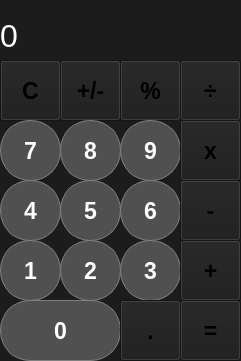
Gomerinho/Calculatrice, file mainwindow.ui: the form before one commit.
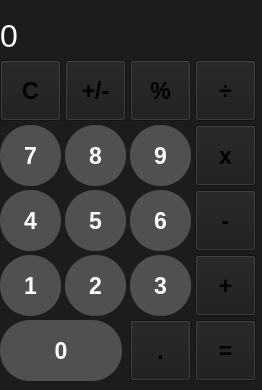
The form after the commit.

Commit message: Ajout de style

```diff
--- a/mainwindow.ui
+++ b/mainwindow.ui
@@ -6,8 +6,8 @@
    <rect>
     <x>0</x>
     <y>0</y>
-    <width>241</width>
-    <height>361</height>
+    <width>262</width>
+    <height>390</height>
    </rect>
   </property>
   <property name="windowTitle">
@@ -25,7 +25,7 @@
      <rect>
       <x>0</x>
       <y>10</y>
-      <width>231</width>
+      <width>251</width>
       <height>51</height>
      </rect>
     </property>
@@ -80,7 +80,7 @@
    <widget class="QPushButton" name="pushButton_plus_moins">
     <property name="geometry">
      <rect>
-      <x>60</x>
+      <x>65</x>
       <y>60</y>
       <width>61</width>
       <height>61</height>
@@ -111,7 +111,7 @@
    <widget class="QPushButton" name="pushButton_pourcent">
     <property name="geometry">
      <rect>
-      <x>120</x>
+      <x>130</x>
       <y>60</y>
       <width>61</width>
       <height>61</height>
@@ -142,7 +142,7 @@
    <widget class="QPushButton" name="pushButton_division">
     <property name="geometry">
      <rect>
-      <x>180</x>
+      <x>195</x>
       <y>60</y>
       <width>61</width>
       <height>61</height>
@@ -175,8 +175,8 @@
    <widget class="QPushButton" name="pushButton_8">
     <property name="geometry">
      <rect>
-      <x>60</x>
-      <y>120</y>
+      <x>65</x>
+      <y>125</y>
       <width>61</width>
       <height>61</height>
      </rect>
@@ -190,7 +190,7 @@
     </property>
     <property name="styleSheet">
      <string notr="true">QPushButton {
-   border: 1px solid grey;
+
 	background-color : #505050;
 border-radius : 30px;
 color : white;
@@ -207,8 +207,8 @@
    <widget class="QPushButton" name="pushButton_9">
     <property name="geometry">
      <rect>
-      <x>120</x>
-      <y>120</y>
+      <x>130</x>
+      <y>125</y>
       <width>61</width>
       <height>61</height>
      </rect>
@@ -222,7 +222,7 @@
     </property>
     <property name="styleSheet">
      <string notr="true">QPushButton {
-   border: 1px solid grey;
+
 	background-color : #505050;
 border-radius : 30px;
 color : white;
@@ -239,8 +239,8 @@
    <widget class="QPushButton" name="pushButton_multiplication">
     <property name="geometry">
      <rect>
-      <x>180</x>
-      <y>120</y>
+      <x>195</x>
+      <y>125</y>
       <width>61</width>
       <height>61</height>
      </rect>
@@ -273,7 +273,7 @@
     <property name="geometry">
      <rect>
       <x>0</x>
-      <y>120</y>
+      <y>125</y>
       <width>61</width>
       <height>61</height>
      </rect>
@@ -287,7 +287,7 @@
     </property>
     <property name="styleSheet">
      <string notr="true">QPushButton {
-   border: 1px solid grey;
+
 	background-color : #505050;
 border-radius : 30px;
 color : white;
@@ -304,8 +304,8 @@
    <widget class="QPushButton" name="pushButton_5">
     <property name="geometry">
      <rect>
-      <x>60</x>
-      <y>180</y>
+      <x>65</x>
+      <y>190</y>
       <width>61</width>
       <height>61</height>
      </rect>
@@ -319,7 +319,7 @@
     </property>
     <property name="styleSheet">
      <string notr="true">QPushButton {
-   border: 1px solid grey;
+
 	background-color : #505050;
 border-radius : 30px;
 color : white;
@@ -336,8 +336,8 @@
    <widget class="QPushButton" name="pushButton_6">
     <property name="geometry">
      <rect>
-      <x>120</x>
-      <y>180</y>
+      <x>130</x>
+      <y>190</y>
       <width>61</width>
       <height>61</height>
      </rect>
@@ -351,7 +351,7 @@
     </property>
     <property name="styleSheet">
      <string notr="true">QPushButton {
-   border: 1px solid grey;
+
 	background-color : #505050;
 border-radius : 30px;
 color : white;
@@ -368,8 +368,8 @@
    <widget class="QPushButton" name="pushButton_soustraction">
     <property name="geometry">
      <rect>
-      <x>180</x>
-      <y>180</y>
+      <x>195</x>
+      <y>190</y>
       <width>61</width>
       <height>61</height>
      </rect>
@@ -402,7 +402,7 @@
     <property name="geometry">
      <rect>
       <x>0</x>
-      <y>180</y>
+      <y>190</y>
       <width>61</width>
       <height>61</height>
      </rect>
@@ -416,7 +416,7 @@
     </property>
     <property name="styleSheet">
      <string notr="true">QPushButton {
-   border: 1px solid grey;
+
 	background-color : #505050;
 border-radius : 30px;
 color : white;
@@ -433,8 +433,8 @@
    <widget class="QPushButton" name="pushButton_2">
     <property name="geometry">
      <rect>
-      <x>60</x>
-      <y>240</y>
+      <x>65</x>
+      <y>255</y>
       <width>61</width>
       <height>61</height>
      </rect>
@@ -448,7 +448,7 @@
     </property>
     <property name="styleSheet">
      <string notr="true">QPushButton {
-   border: 1px solid grey;
+
 	background-color : #505050;
 border-radius : 30px;
 color : white;
@@ -465,8 +465,8 @@
    <widget class="QPushButton" name="pushButton_3">
     <property name="geometry">
      <rect>
-      <x>120</x>
-      <y>240</y>
+      <x>130</x>
+      <y>255</y>
       <width>61</width>
       <height>61</height>
      </rect>
@@ -480,7 +480,7 @@
     </property>
     <property name="styleSheet">
      <string notr="true">QPushButton {
-   border: 1px solid grey;
+
 	background-color : #505050;
 border-radius : 30px;
 color : white;
@@ -497,8 +497,8 @@
    <widget class="QPushButton" name="pushButton_addition">
     <property name="geometry">
      <rect>
-      <x>180</x>
-      <y>240</y>
+      <x>195</x>
+      <y>255</y>
       <width>61</width>
       <height>61</height>
      </rect>
@@ -531,7 +531,7 @@
     <property name="geometry">
      <rect>
       <x>0</x>
-      <y>240</y>
+      <y>255</y>
       <width>61</width>
       <height>61</height>
      </rect>
@@ -545,7 +545,7 @@
     </property>
     <property name="styleSheet">
      <string notr="true">QPushButton {
-   border: 1px solid grey;
+
 	background-color : #505050;
 border-radius : 30px;
 color : white;
@@ -563,8 +563,8 @@
     <property name="geometry">
      <rect>
       <x>0</x>
-      <y>300</y>
-      <width>121</width>
+      <y>320</y>
+      <width>122</width>
       <height>61</height>
      </rect>
     </property>
@@ -577,7 +577,7 @@
     </property>
     <property name="styleSheet">
      <string notr="true">QPushButton {
-   border: 1px solid grey;
+
 	background-color : #505050;
 border-radius : 30px;
 color : white;
@@ -594,8 +594,8 @@
    <widget class="QPushButton" name="pushButton_egale">
     <property name="geometry">
      <rect>
-      <x>180</x>
-      <y>300</y>
+      <x>195</x>
+      <y>320</y>
       <width>61</width>
       <height>61</height>
      </rect>
@@ -627,8 +627,8 @@
    <widget class="QPushButton" name="pushButton_point">
     <property name="geometry">
      <rect>
-      <x>120</x>
-      <y>300</y>
+      <x>130</x>
+      <y>320</y>
       <width>61</width>
       <height>61</height>
      </rect>
```
Left out of the diff: 11 changed lines with no effect on the pictures. The commit also changes 1 other file.
